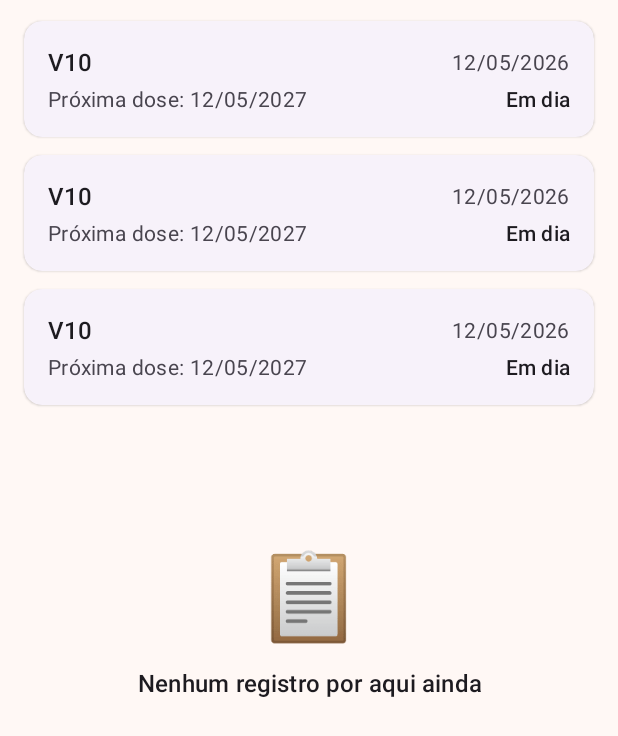
After one commit to marcospaulo151994/FocinhoApp, an Android app: the layout fragment_cuidado_list.xml on its own in the app's theme, with its tools: preview values and no code run, on a phone screen of 412 x 824 dp. The commit adds this screen. Shown: the top 736 px of the screen. Run offline under Robolectric (Android 15) with nearby library versions, the phone set to English and light mode, and no system bars.

Commit message:
Adiciona CuidadoListFragment e CuidadoAdapter para listar os cuidados do pet

```diff
--- /dev/null
+++ b/app/src/main/res/layout/fragment_cuidado_list.xml
@@ -0,0 +1,53 @@
+<?xml version="1.0" encoding="utf-8"?>
+<!--
+    Conteúdo de uma aba do detalhe do pet: a lista de cuidados de um tipo.
+    Como na lista de pets, o FrameLayout sobrepõe a lista e o "estado vazio";
+    só um dos dois aparece.
+-->
+<FrameLayout xmlns:android="http://schemas.android.com/apk/res/android"
+    xmlns:app="http://schemas.android.com/apk/res-auto"
+    xmlns:tools="http://schemas.android.com/tools"
+    android:layout_width="match_parent"
+    android:layout_height="match_parent"
+    tools:context=".ui.cuidados.CuidadoListFragment">
+
+    <androidx.recyclerview.widget.RecyclerView
+        android:id="@+id/lista_cuidados"
+        android:layout_width="match_parent"
+        android:layout_height="match_parent"
+        android:clipToPadding="false"
+        android:paddingStart="16dp"
+        android:paddingTop="8dp"
+        android:paddingEnd="16dp"
+        android:paddingBottom="16dp"
+        app:layoutManager="androidx.recyclerview.widget.LinearLayoutManager"
+        tools:listitem="@layout/item_cuidado" />
+
+    <!-- Estado vazio: aparece quando o pet ainda não tem registros deste tipo -->
+    <LinearLayout
+        android:id="@+id/grupo_vazio"
+        android:layout_width="match_parent"
+        android:layout_height="wrap_content"
+        android:layout_gravity="center"
+        android:gravity="center_horizontal"
+        android:orientation="vertical"
+        android:padding="@dimen/margem_tela"
+        android:visibility="gone"
+        tools:visibility="visible">
+
+        <TextView
+            android:layout_width="wrap_content"
+            android:layout_height="wrap_content"
+            android:importantForAccessibility="no"
+            android:text="@string/emoji_vazio_cuidados"
+            android:textSize="56sp" />
+
+        <TextView
+            android:layout_width="wrap_content"
+            android:layout_height="wrap_content"
+            android:layout_marginTop="12dp"
+            android:gravity="center"
+            android:text="@string/vazio_cuidados"
+            android:textAppearance="?attr/textAppearanceTitleMedium" />
+    </LinearLayout>
+</FrameLayout>
--- /dev/null
+++ b/app/src/main/res/layout/item_cuidado.xml
@@ -0,0 +1,70 @@
+<?xml version="1.0" encoding="utf-8"?>
+<!-- Um item (cartão) da lista de cuidados: vacina, vermífugo ou consulta -->
+<com.google.android.material.card.MaterialCardView xmlns:android="http://schemas.android.com/apk/res/android"
+    xmlns:tools="http://schemas.android.com/tools"
+    style="@style/Widget.Material3.CardView.Elevated"
+    android:layout_width="match_parent"
+    android:layout_height="wrap_content"
+    android:layout_marginTop="6dp"
+    android:layout_marginBottom="6dp">
+
+    <LinearLayout
+        android:layout_width="match_parent"
+        android:layout_height="wrap_content"
+        android:orientation="vertical"
+        android:padding="16dp">
+
+        <!-- Linha 1: título à esquerda, data do cuidado à direita -->
+        <LinearLayout
+            android:layout_width="match_parent"
+            android:layout_height="wrap_content"
+            android:gravity="center_vertical"
+            android:orientation="horizontal">
+
+            <TextView
+                android:id="@+id/texto_titulo"
+                android:layout_width="0dp"
+                android:layout_height="wrap_content"
+                android:layout_weight="1"
+                android:textAppearance="?attr/textAppearanceTitleMedium"
+                tools:text="V10" />
+
+            <TextView
+                android:id="@+id/texto_data"
+                android:layout_width="wrap_content"
+                android:layout_height="wrap_content"
+                android:layout_marginStart="12dp"
+                android:textAppearance="?attr/textAppearanceBodyMedium"
+                android:textColor="?android:attr/textColorSecondary"
+                tools:text="12/05/2026" />
+        </LinearLayout>
+
+        <!-- Linha 2: próxima data e situação. Some quando não há próxima data. -->
+        <LinearLayout
+            android:id="@+id/grupo_proxima"
+            android:layout_width="match_parent"
+            android:layout_height="wrap_content"
+            android:layout_marginTop="4dp"
+            android:gravity="center_vertical"
+            android:orientation="horizontal">
+
+            <TextView
+                android:id="@+id/texto_proxima"
+                android:layout_width="0dp"
+                android:layout_height="wrap_content"
+                android:layout_weight="1"
+                android:textAppearance="?attr/textAppearanceBodyMedium"
+                android:textColor="?android:attr/textColorSecondary"
+                tools:text="Próxima dose: 12/05/2027" />
+
+            <!-- A cor do texto é definida no CuidadoAdapter, conforme a situação -->
+            <TextView
+                android:id="@+id/texto_situacao"
+                android:layout_width="wrap_content"
+                android:layout_height="wrap_content"
+                android:layout_marginStart="12dp"
+                android:textAppearance="?attr/textAppearanceLabelLarge"
+                tools:text="Em dia" />
+        </LinearLayout>
+    </LinearLayout>
+</com.google.android.material.card.MaterialCardView>
--- a/app/src/main/res/values/strings.xml
+++ b/app/src/main/res/values/strings.xml
@@ -85,4 +85,13 @@
     <string name="rotulo_lote">Lote</string>
     <string name="rotulo_dose">Dose</string>
     <string name="rotulo_diagnostico">Diagnóstico</string>
+
+    <!-- Detalhe do pet: listas de cuidados -->
+    <string name="emoji_vazio_cuidados">📋</string>
+    <string name="vazio_cuidados">Nenhum registro por aqui ainda</string>
+    <!-- Ex.: "Próxima dose: 12/05/2027" (rótulo do tipo + data) -->
+    <string name="cuidado_proxima_data">%1$s: %2$s</string>
+    <string name="situacao_atrasado">Atrasado</string>
+    <string name="situacao_proximo">Próximo</string>
+    <string name="situacao_em_dia">Em dia</string>
 </resources>
```
Also changed, not shown: app/src/main/java/br/upf/focinhoapp/ui/cuidados/CuidadoAdapter.kt (added, +84 -0 lines), app/src/main/java/br/upf/focinhoapp/ui/cuidados/CuidadoListFragment.kt (added, +104 -0 lines).
